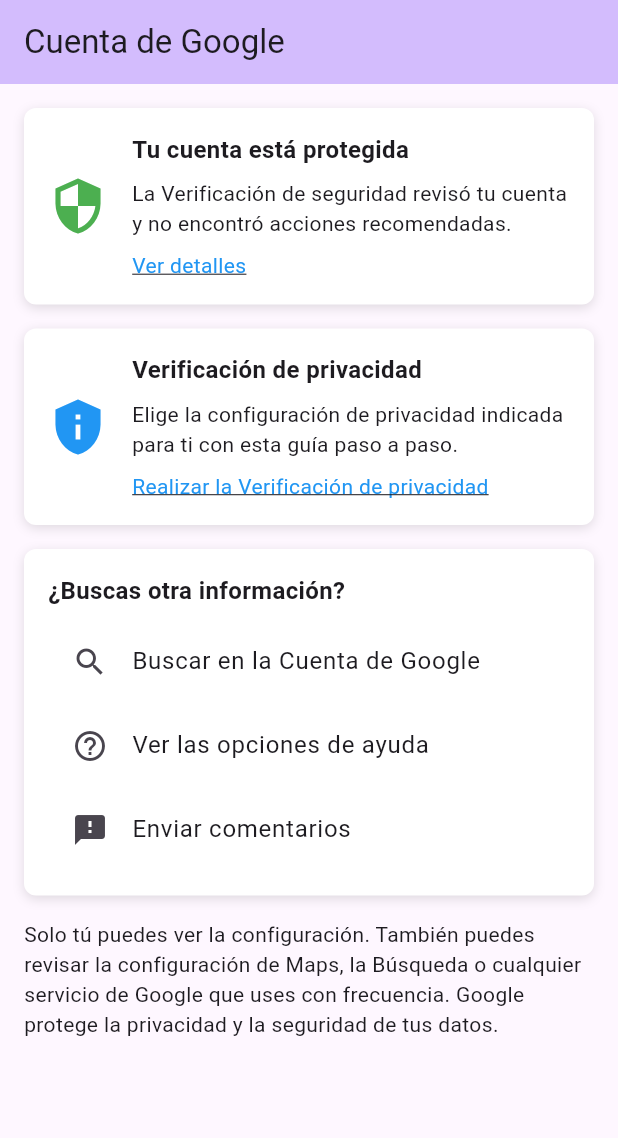
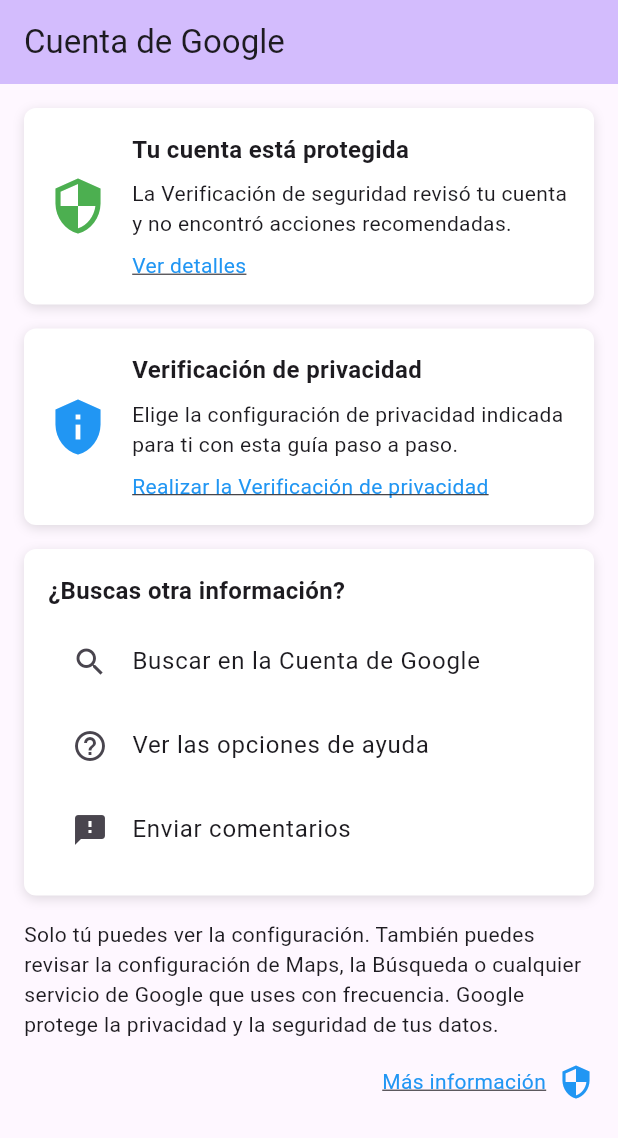
Before and after one commit to JBaco21/myapp, a Flutter app: the screen it shows after launch, on a phone screen of 412 x 824 dp. Shown: the top 1138 px of the screen. Run offline on Flutter 3.47's test engine with Material 3 defaults, Android fonts, the phone set to English and light mode, and no system bars.

Commit message:
se actualizaron cositas

```diff
--- a/lib/main.dart
+++ b/lib/main.dart
@@ -66,6 +66,26 @@ class _MyHomePageState extends State<MyHomePage> {
               const Text(
                 'Solo tú puedes ver la configuración. También puedes revisar la configuración de Maps, la Búsqueda o cualquier servicio de Google que uses con frecuencia. Google protege la privacidad y la seguridad de tus datos.',
                 style: TextStyle(fontSize: 14.0),
+              ),
+              const SizedBox(height: 16.0),
+              Row(
+                mainAxisAlignment: MainAxisAlignment.end,
+                children: [
+                  const Text(
+                    'Más información',
+                    style: TextStyle(
+                      fontSize: 14.0,
+                      color: Colors.blue,
+                      decoration: TextDecoration.underline,
+                    ),
+                  ),
+                  const SizedBox(width: 8.0),
+                  Icon(
+                    Icons.security, // Usar un icono de Google similar
+                    size: 24.0,
+                    color: Colors.blue,
+                  ),
+                ],
               ),
             ],
           ),
@@ -146,9 +166,9 @@ class _MyHomePageState extends State<MyHomePage> {
           ),
         ],
       ),
-      child: Column(
+      child: const Column(
         crossAxisAlignment: CrossAxisAlignment.start,
-        children: const [
+        children: [
           Text(
             '¿Buscas otra información?',
             style: TextStyle(
```
